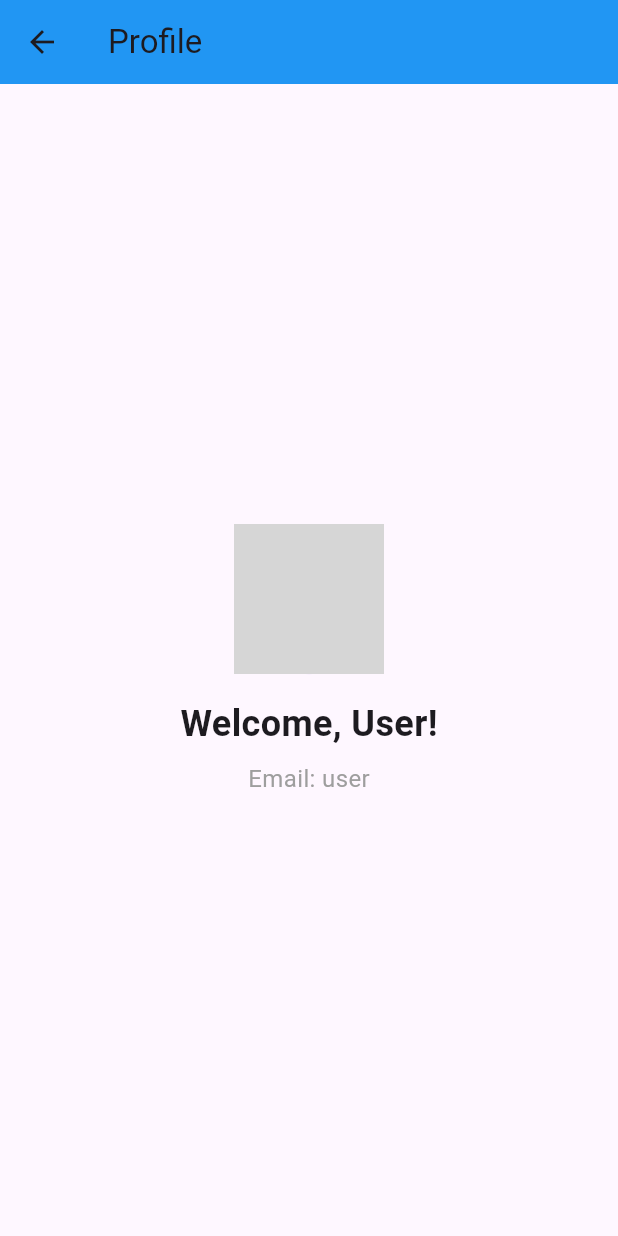
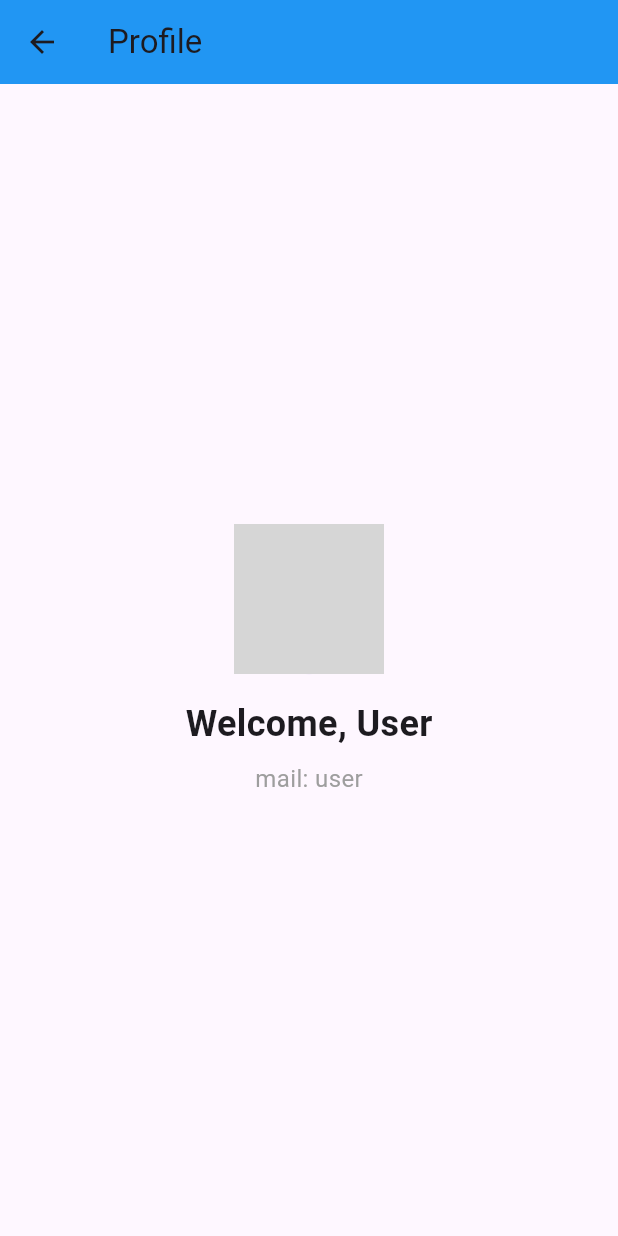
Before and after one commit to DarshanAnand007/Travel-Minds, a Flutter app: the ProfilePage screen opened directly, on a phone screen of 412 x 824 dp. Run offline on Flutter 3.47's test engine with Material 3 defaults, Android fonts, the phone set to English and light mode, and no system bars; network calls fail; grey boxes are pictures that could not be loaded.

Commit message:
update-bugs

```diff
--- a/travel_minds/lib/profile_page.dart
+++ b/travel_minds/lib/profile_page.dart
@@ -19,12 +19,12 @@ class ProfilePage extends StatelessWidget {
             ),
             SizedBox(height: 16),
             Text(
-              'Welcome, User!',
+              'Welcome, User',
               style: TextStyle(fontSize: 24, fontWeight: FontWeight.bold),
             ),
             SizedBox(height: 8),
             Text(
-              'Email: user',
+              'mail: user',
               style: TextStyle(fontSize: 16, color: Colors.grey),
             ),
           ],
```
